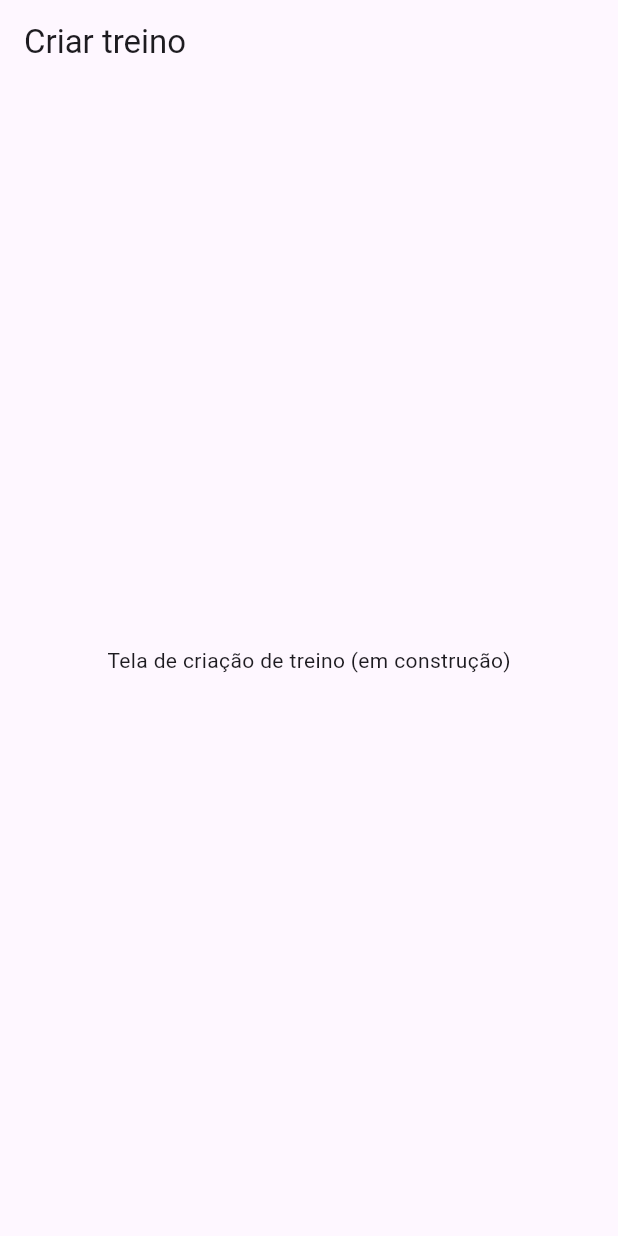
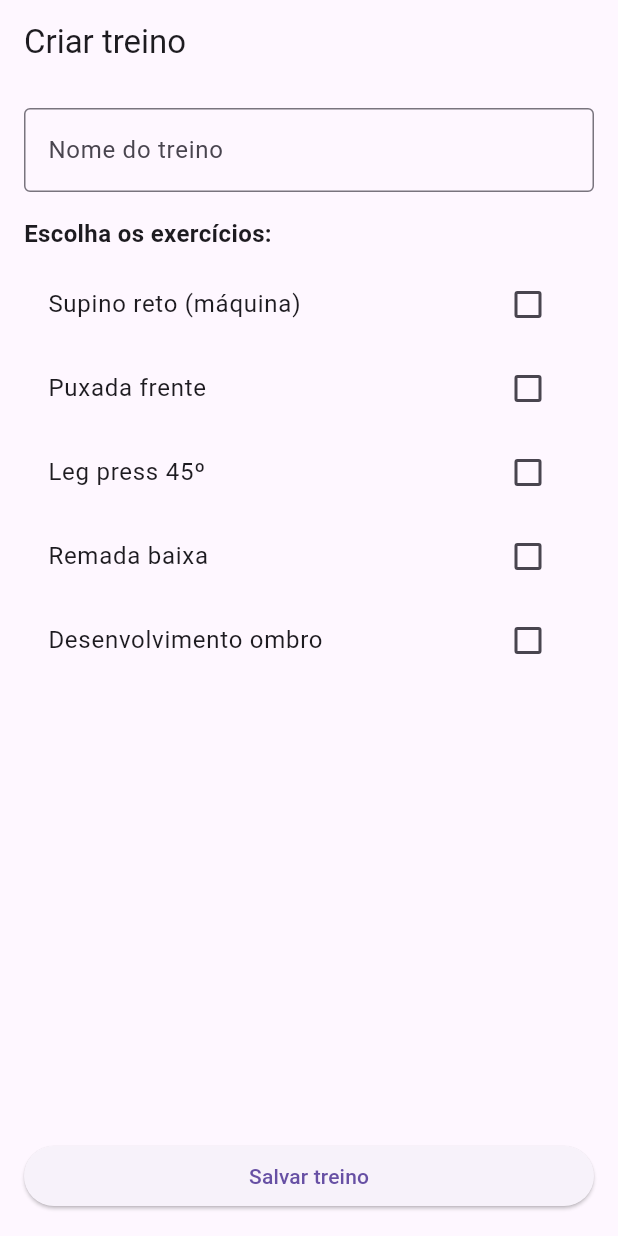
Before and after one commit to JorgeHFBueno/flutter-tdm-acad, a Flutter app: the screen it shows once a user with an empty profile is signed in, on a phone screen of 412 x 824 dp. Run offline on Flutter 3.47's test engine with Material 3 defaults, Android fonts, the phone set to English and light mode, and no system bars; our stand-ins replace cloud_firestore, firebase_auth, firebase_core, firebase_messaging, firebase_storage, flutter_gemini and 6 more; missing offline and left inert: geocoding_resolver, google_ml_kit, google_mlkit_translation; accounts and stored records are empty.

Commit message:
Começo lista de treino

```diff
--- /dev/null
+++ b/lib/models/workout.dart
@@ -0,0 +1,31 @@
+import "package:cloud_firestore/cloud_firestore.dart";
+
+class Workout {
+  final String? id;
+  final String name;
+  final List<String> exercises;
+  final String ownerUid;
+  final String ownerName;
+  final DateTime? createdAt;
+
+  Workout({
+    this.id,
+    required this.name,
+    required this.exercises,
+    required this.ownerUid,
+    required this.ownerName,
+    this.createdAt,
+  });
+
+  Map<String, dynamic> toMap() {
+    return {
+      'name': name,
+      'exercises': exercises,
+      'ownerUid': ownerUid,
+      'ownerName': ownerName,
+      'createdAt': createdAt != null
+          ? Timestamp.fromDate(createdAt!)
+          : FieldValue.serverTimestamp(),
+    };
+  }
+}
--- a/lib/screens/workout_creation_screen.dart
+++ b/lib/screens/workout_creation_screen.dart
@@ -1,16 +1,163 @@
 import 'package:flutter/material.dart';
+import 'package:firebase_auth/firebase_auth.dart';
+import '../models/workout.dart';
+import '../services/workout_service.dart';
 
-class WorkoutCreationScreen extends StatelessWidget {
+class WorkoutCreationScreen extends StatefulWidget {
   const WorkoutCreationScreen({super.key});
 
   @override
+  State<WorkoutCreationScreen> createState() => _WorkoutCreationScreenState();
+}
+
+class _WorkoutCreationScreenState extends State<WorkoutCreationScreen> {
+  final List<String> _availableExercises = const [
+    "Supino reto (máquina)",
+    "Puxada frente",
+    "Leg press 45º",
+    "Remada baixa",
+    "Desenvolvimento ombro",
+  ];
+
+  final Set<String> _selectedExercises = {};
+  final TextEditingController _nameController = TextEditingController();
+  final WorkoutService _workoutService = WorkoutService();
+  bool _isSaving = false;
+
+  @override
+  void dispose() {
+    _nameController.dispose();
+    super.dispose();
+  }
+
+  Future<void> _saveWorkout() async {
+    final user = FirebaseAuth.instance.currentUser;
+    if (user == null) {
+      _showSnackBar('Usuário não autenticado');
+      return;
+    }
+
+    if (_nameController.text.trim().isEmpty) {
+      _showSnackBar('Informe o nome do treino');
+      return;
+    }
+
+    if (_selectedExercises.isEmpty) {
+      _showSnackBar('Selecione pelo menos um exercício');
+      return;
+    }
+
+    setState(() {
+      _isSaving = true;
+    });
+
+    final workout = Workout(
+      name: _nameController.text.trim(),
+      exercises: _selectedExercises.toList(),
+      ownerUid: user.uid,
+      ownerName: user.displayName ?? user.email ?? 'Usuário',
+    );
+
+    try {
+      await _workoutService.createWorkout(workout);
+      _showSnackBar('Treino salvo com sucesso!');
+      setState(() {
+        _selectedExercises.clear();
+        _nameController.clear();
+      });
+    } catch (e) {
+      _showSnackBar('Erro ao salvar treino. Tente novamente.');
+    } finally {
+      if (mounted) {
+        setState(() {
+          _isSaving = false;
+        });
+      }
+    }
+  }
+
+  void _showSnackBar(String message) {
+    ScaffoldMessenger.of(context).showSnackBar(
+      SnackBar(content: Text(message)),
+    );
+  }
+
+  @override
   Widget build(BuildContext context) {
+    final user = FirebaseAuth.instance.currentUser;
+
+    if (user == null) {
+      return const Scaffold(
+        body: Center(
+          child: Text('Usuário não autenticado'),
+        ),
+      );
+    }
     return Scaffold(
       appBar: AppBar(
         title: const Text('Criar treino'),
       ),
-      body: const Center(
-        child: Text('Tela de criação de treino (em construção)'),
+      body: Padding(
+        padding: const EdgeInsets.all(16.0),
+        child: Column(
+          crossAxisAlignment: CrossAxisAlignment.start,
+          children: [
+            TextField(
+              controller: _nameController,
+              decoration: const InputDecoration(
+                labelText: 'Nome do treino',
+                border: OutlineInputBorder(),
+              ),
+            ),
+            const SizedBox(height: 16),
+            const Text(
+              'Escolha os exercícios:',
+              style: TextStyle(
+                fontSize: 16,
+                fontWeight: FontWeight.bold,
+              ),
+            ),
+            const SizedBox(height: 8),
+            Expanded(
+              child: ListView.builder(
+                itemCount: _availableExercises.length,
+                itemBuilder: (context, index) {
+                  final exercise = _availableExercises[index];
+                  final isSelected = _selectedExercises.contains(exercise);
+                  return CheckboxListTile(
+                    title: Text(exercise),
+                    value: isSelected,
+                    onChanged: (checked) {
+                      setState(() {
+                        if (checked == true) {
+                          _selectedExercises.add(exercise);
+                        } else {
+                          _selectedExercises.remove(exercise);
+                        }
+                      });
+                    },
+                  );
+                },
+              ),
+            ),
+            SizedBox(
+              width: double.infinity,
+              child: ElevatedButton(
+                onPressed: _isSaving ? null : _saveWorkout,
+                child: _isSaving
+                    ? const SizedBox(
+                  height: 20,
+                  width: 20,
+                  child: CircularProgressIndicator(
+                    strokeWidth: 2,
+                    valueColor: AlwaysStoppedAnimation<Color>(Colors.white),
+                  ),
+                )
+                    : const Text('Salvar treino'),
+              ),
+            ),
+          ],
+        ),
       ),
     );
   }
--- /dev/null
+++ b/lib/services/workout_service.dart
@@ -0,0 +1,17 @@
+import "package:cloud_firestore/cloud_firestore.dart";
+import '../models/workout.dart';
+
+class WorkoutService {
+  final CollectionReference _workouts =
+  FirebaseFirestore.instance.collection('workouts');
+
+  Future<void> createWorkout(Workout workout) async {
+    await _workouts.add({
+      'name': workout.name,
+      'exercises': workout.exercises,
+      'ownerUid': workout.ownerUid,
+      'ownerName': workout.ownerName,
+      'createdAt': FieldValue.serverTimestamp(),
+    });
+  }
+}
```
